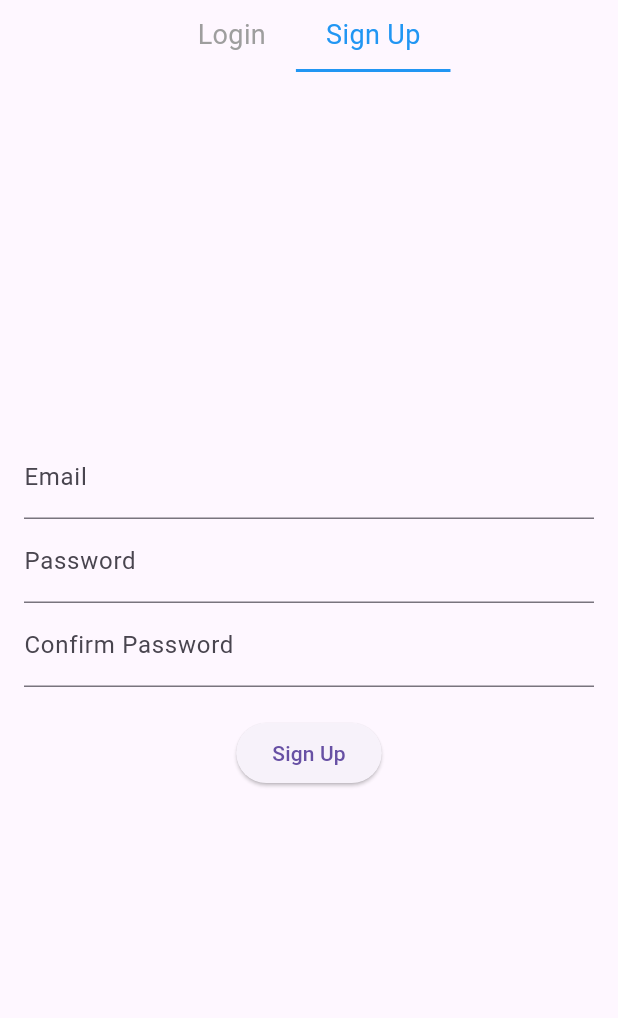
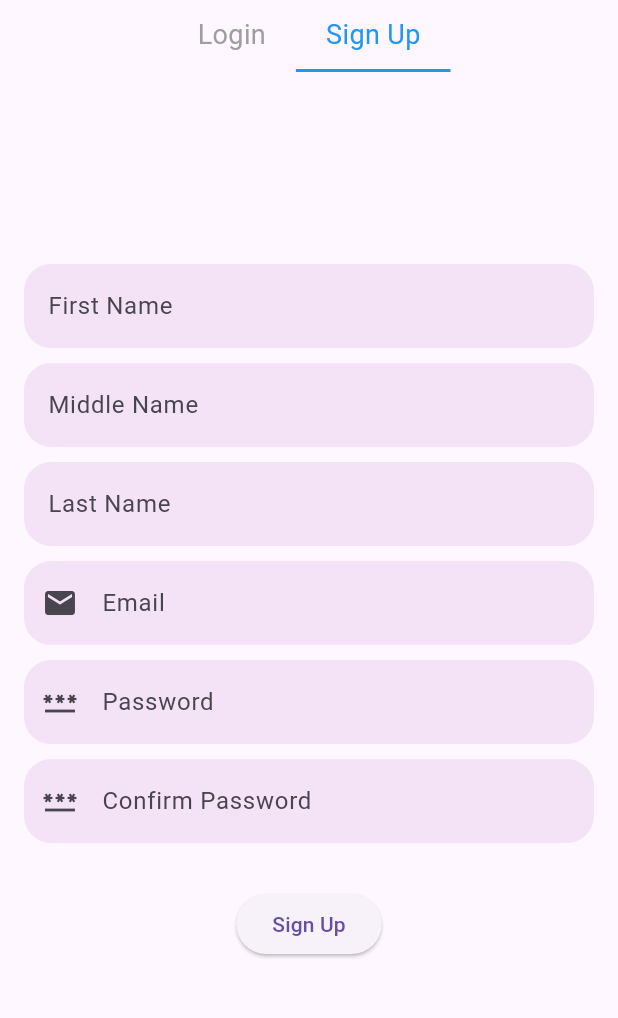
Before and after one commit to muzamil-dev/Peer-Review-MERN-Stack, a Flutter app: the LoginSignup screen opened by its route, after a tap on "Sign Up", on a phone screen of 412 x 824 dp, the part 84-1102 px from its top. Run offline on Flutter 3.47's test engine with Material 3 defaults, Android fonts, the phone set to English and light mode, and no system bars; generated files the repository leaves out were written again.

Commit message:
changed styling of loginsignup

```diff
--- a/flutter_application/lib/src/login-signup/loginsignup.dart
+++ b/flutter_application/lib/src/login-signup/loginsignup.dart
@@ -112,13 +112,26 @@ class LoginScreen extends StatelessWidget {
       child: Column(
         mainAxisAlignment: MainAxisAlignment.center,
         children: [
-          TextField(
-            decoration: InputDecoration(labelText: 'Email'),
+          Container(margin: const EdgeInsets.only(bottom: 10.0), child: TextField(
+            decoration: InputDecoration(labelText: 'Email',
+            border: OutlineInputBorder(
+                    borderRadius: BorderRadius.circular(18),
+                    borderSide: BorderSide.none),
+                fillColor: Colors.purple.withOpacity(0.1),
+                filled: true,
+                prefixIcon: const Icon(Icons.email),),
+            ),
           ),
-          TextField(
-            decoration: InputDecoration(labelText: 'Password'),
+          Container(margin: const EdgeInsets.only(bottom: 10.0), child: TextField(
+            decoration: InputDecoration(labelText: 'Password',
+            border: OutlineInputBorder(
+                    borderRadius: BorderRadius.circular(18),
+                    borderSide: BorderSide.none),
+                fillColor: Colors.purple.withOpacity(0.1),
+                filled: true,
+                prefixIcon: const Icon(Icons.password),),
             obscureText: true,
-          ),
+          ),),
           SizedBox(height: 20),
           ElevatedButton(
             onPressed: () {
@@ -140,16 +153,89 @@ class SignUpScreen extends StatelessWidget {
       child: Column(
         mainAxisAlignment: MainAxisAlignment.center,
         children: [
-          TextField(
-            decoration: InputDecoration(labelText: 'Email'),
+          Container(
+            margin: const EdgeInsets.only(bottom: 10.0),
+            child: TextField(
+              decoration: InputDecoration(
+                labelText: 'First Name',
+                border: OutlineInputBorder(
+                    borderRadius: BorderRadius.circular(18),
+                    borderSide: BorderSide.none),
+                fillColor: Colors.purple.withOpacity(0.1),
+                filled: true,
+              ),
+            ),
           ),
-          TextField(
-            decoration: InputDecoration(labelText: 'Password'),
-            obscureText: true,
+          Container(
+            margin: const EdgeInsets.only(bottom: 10.0),
+            child: TextField(
+              decoration: InputDecoration(
+                labelText: 'Middle Name',
+                border: OutlineInputBorder(
+                    borderRadius: BorderRadius.circular(18),
+                    borderSide: BorderSide.none),
+                fillColor: Colors.purple.withOpacity(0.1),
+                filled: true,
+              ),
+            ),
           ),
-          TextField(
-            decoration: InputDecoration(labelText: 'Confirm Password'),
-            obscureText: true,
+          Container(
+            margin: const EdgeInsets.only(bottom: 10.0),
+            child: TextField(
+              decoration: InputDecoration(
+                labelText: 'Last Name',
+                border: OutlineInputBorder(
+                    borderRadius: BorderRadius.circular(18),
+                    borderSide: BorderSide.none),
+                fillColor: Colors.purple.withOpacity(0.1),
+                filled: true,
+              ),
+            ),
+          ),
+          Container(
+            margin: const EdgeInsets.only(bottom: 10.0),
+            child: TextField(
+              decoration: InputDecoration(
+                hintText: "Email",
+                border: OutlineInputBorder(
+                    borderRadius: BorderRadius.circular(18),
+                    borderSide: BorderSide.none),
+                fillColor: Colors.purple.withOpacity(0.1),
+                filled: true,
+                prefixIcon: const Icon(Icons.email),
+              ),
+              maxLines: 1,
+            ),
+          ),
+          Container(
+            margin: const EdgeInsets.only(bottom: 10.0),
+            child: TextField(
+              decoration: InputDecoration(
+                labelText: 'Password',
+                border: OutlineInputBorder(
+                    borderRadius: BorderRadius.circular(18),
+                    borderSide: BorderSide.none),
+                fillColor: Colors.purple.withOpacity(0.1),
+                filled: true,
+                prefixIcon: const Icon(Icons.password),
+              ),
+              obscureText: true,
+            ),
+          ),
+          Container(
+            margin: const EdgeInsets.only(bottom: 10.0),
+            child: TextField(
+              decoration: InputDecoration(
+                labelText: 'Confirm Password',
+                border: OutlineInputBorder(
+                    borderRadius: BorderRadius.circular(18),
+                    borderSide: BorderSide.none),
+                fillColor: Colors.purple.withOpacity(0.1),
+                filled: true,
+                prefixIcon: const Icon(Icons.password),
+              ),
+              obscureText: true,
+            ),
           ),
           SizedBox(height: 20),
           ElevatedButton(
```
